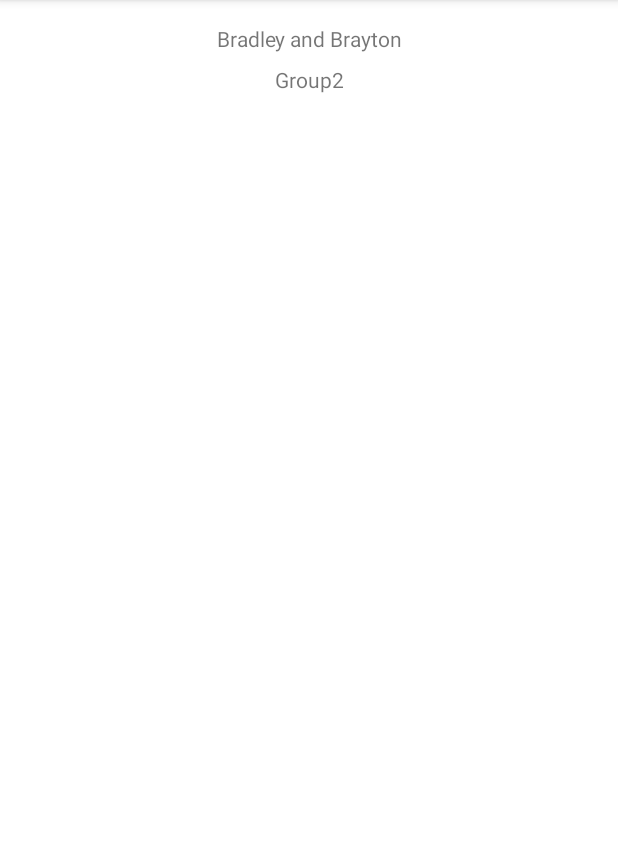
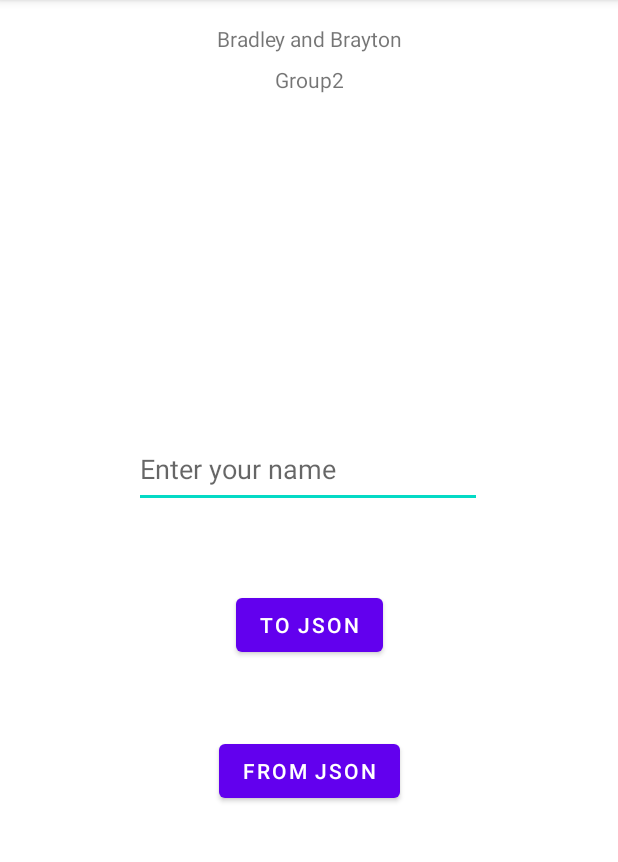
Before and after one commit to Bozo-Cake/The-Red-Alliance, an Android app: the DisplayGroup2Activity screen opened directly, with no data from a screen before it, on a phone screen of 412 x 824 dp, the part 84-946 px from its top. Run offline under Robolectric (Android 15) with nearby library versions, the phone set to English and light mode, and no system bars.

Commit message:
Added read/write json functions and test. Although, I'm getting an error when I try to have the app write to a json file.

```diff
--- a/app/build.gradle
+++ b/app/build.gradle
@@ -26,6 +26,9 @@ android {
         sourceCompatibility JavaVersion.VERSION_1_8
         targetCompatibility JavaVersion.VERSION_1_8
     }
+    testOptions {
+        unitTests.returnDefaultValues = true
+    }
 }
 
 dependencies {
@@ -36,4 +39,5 @@ dependencies {
     testImplementation 'junit:junit:4.+'
     androidTestImplementation 'androidx.test.ext:junit:1.1.2'
     androidTestImplementation 'androidx.test.espresso:espresso-core:3.3.0'
+    implementation 'com.google.code.gson:gson:2.8.5'
 }
--- a/app/src/main/res/layout/activity_display_group2.xml
+++ b/app/src/main/res/layout/activity_display_group2.xml
@@ -25,4 +25,40 @@
         app:layout_constraintEnd_toEndOf="parent"
         app:layout_constraintStart_toStartOf="parent"
         app:layout_constraintTop_toBottomOf="@+id/textView3" />
+
+    <com.google.android.material.textfield.TextInputEditText
+        android:id="@+id/JsonName"
+        android:layout_width="232dp"
+        android:layout_height="52dp"
+        android:hint="@string/testJsontxt"
+        app:layout_constraintBottom_toBottomOf="parent"
+        app:layout_constraintEnd_toEndOf="parent"
+        app:layout_constraintHorizontal_bias="0.497"
+        app:layout_constraintStart_toStartOf="parent"
+        app:layout_constraintTop_toTopOf="parent"
+        app:layout_constraintVertical_bias="0.4" />
+
+    <Button
+        android:id="@+id/toJson"
+        android:layout_width="wrap_content"
+        android:layout_height="wrap_content"
+        android:onClick="sendToJson"
+        android:text="@string/tojsonbtn"
+        app:layout_constraintBottom_toBottomOf="parent"
+        app:layout_constraintEnd_toEndOf="parent"
+        app:layout_constraintStart_toStartOf="parent"
+        app:layout_constraintTop_toBottomOf="@+id/JsonName"
+        app:layout_constraintVertical_bias="0.142" />
+
+    <Button
+        android:id="@+id/fromJson"
+        android:layout_width="wrap_content"
+        android:layout_height="wrap_content"
+        android:onClick="pullFromJson"
+        android:text="@string/fromjsonbtn"
+        app:layout_constraintBottom_toBottomOf="parent"
+        app:layout_constraintEnd_toEndOf="parent"
+        app:layout_constraintStart_toStartOf="parent"
+        app:layout_constraintTop_toBottomOf="@+id/toJson"
+        app:layout_constraintVertical_bias="0.176" />
 </androidx.constraintlayout.widget.ConstraintLayout>
--- a/app/src/main/res/values/strings.xml
+++ b/app/src/main/res/values/strings.xml
@@ -2,4 +2,7 @@
     <string name="app_name">The Red Alliance</string>
     <string name="txtBradley">Bradley Was here!</string>
     <string name="txtBrody">It is I, Brody!</string>
+    <string name="testJsontxt">Enter your name</string>
+    <string name="tojsonbtn">To JSON</string>
+    <string name="fromjsonbtn">From JSON</string>
 </resources>
```
Also changed, not shown: app/src/main/java/team/cake/theredalliance/DisplayGroup2Activity.java (+14 -0 lines), app/src/main/java/team/cake/theredalliance/Json.java (added, +44 -0 lines), 1 other file.
